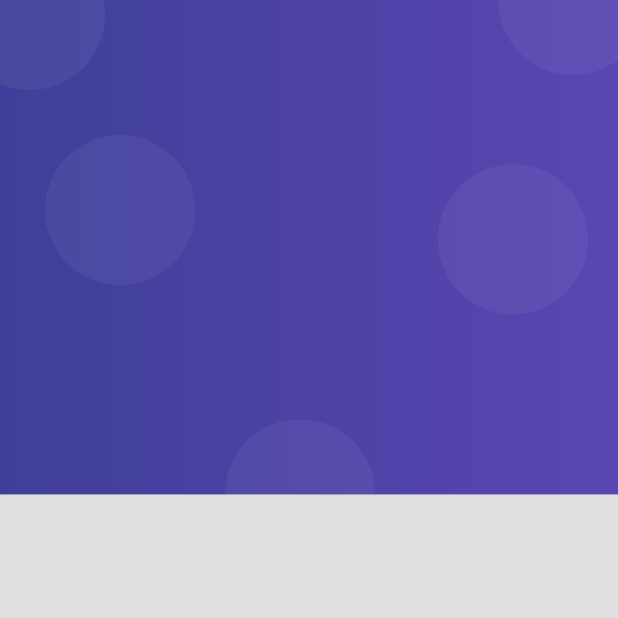
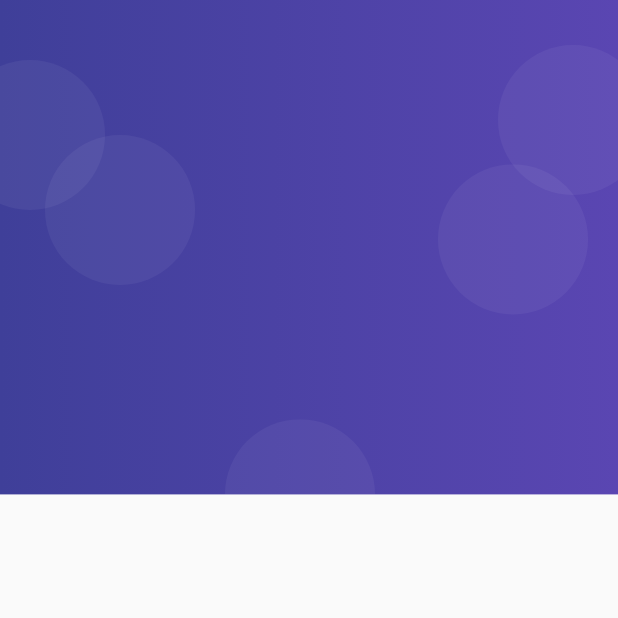
Before and after one commit to GitRockie/minka-design-app, a Flutter app: the screen it shows after launch, on a phone screen of 412 x 824 dp, the top half of it. Run offline on Flutter 3.47's test engine with Material 2 defaults, Android fonts, the phone set to English and light mode, and no system bars; our stand-ins replace google_maps_flutter, shared_preferences, sqflite; missing offline and left inert: flutter_barcode_scanner; accounts and stored records are empty.

Commit message:
background login corrections

```diff
--- a/lib/main.dart
+++ b/lib/main.dart
@@ -46,10 +46,7 @@ class MyApp extends StatelessWidget {
             BasicDesignScreen.routerName: (_) => const BasicDesignScreen(),
             ScrollDesignScreen.routerName: (_) => const ScrollDesignScreen(),
           },
-        theme: Provider.of<ThemeProvider>(context)
-            .currentTheme
-            .copyWith(scaffoldBackgroundColor: Colors.grey[300]),
-      ),
+          theme: Provider.of<ThemeProvider>(context).currentTheme),
     );
   }
 }
--- a/lib/source/widgets/auth_background.dart
+++ b/lib/source/widgets/auth_background.dart
@@ -34,12 +34,12 @@ class _PurpleBox extends StatelessWidget {
             child: _Bubble(),
           ),
           Positioned(
-            top: -40,
+            top: 40,
             left: -30,
             child: _Bubble(),
           ),
           Positioned(
-            top: -50,
+            top: 30,
             right: -20,
             child: _Bubble(),
           ),
```
Lines whose indentation alone changed are shown as unchanged.
